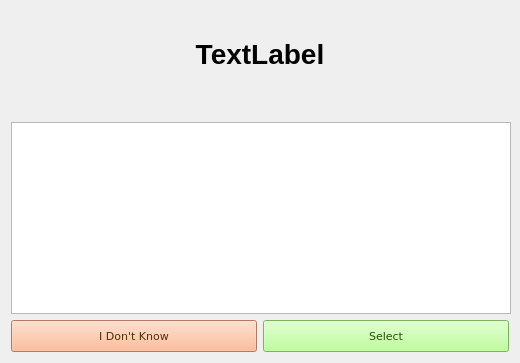
This is Ui/pract2.ui in robinpalat/idiomindQt as Qt 5 draws it before an edit. The edited form follows.
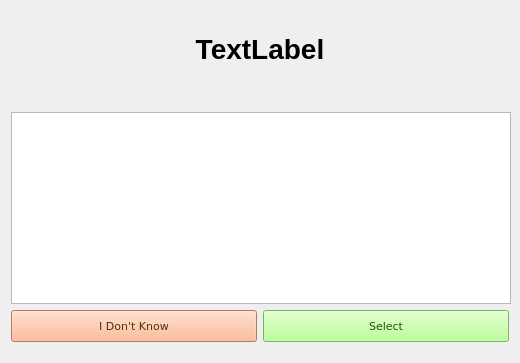
This is the edited form. Icons and pictures are not drawn. Custom widgets are drawn as their Qt base class.

Diff of the .ui file:
```diff
--- a/Ui/pract2.ui
+++ b/Ui/pract2.ui
@@ -183,6 +183,9 @@
    </item>
    <item row="1" column="0">
     <layout class="QHBoxLayout" name="horizontalLayout">
+     <property name="bottomMargin">
+      <number>10</number>
+     </property>
      <item>
       <widget class="QPushButton" name="pushButton_no">
        <property name="sizePolicy">
```
